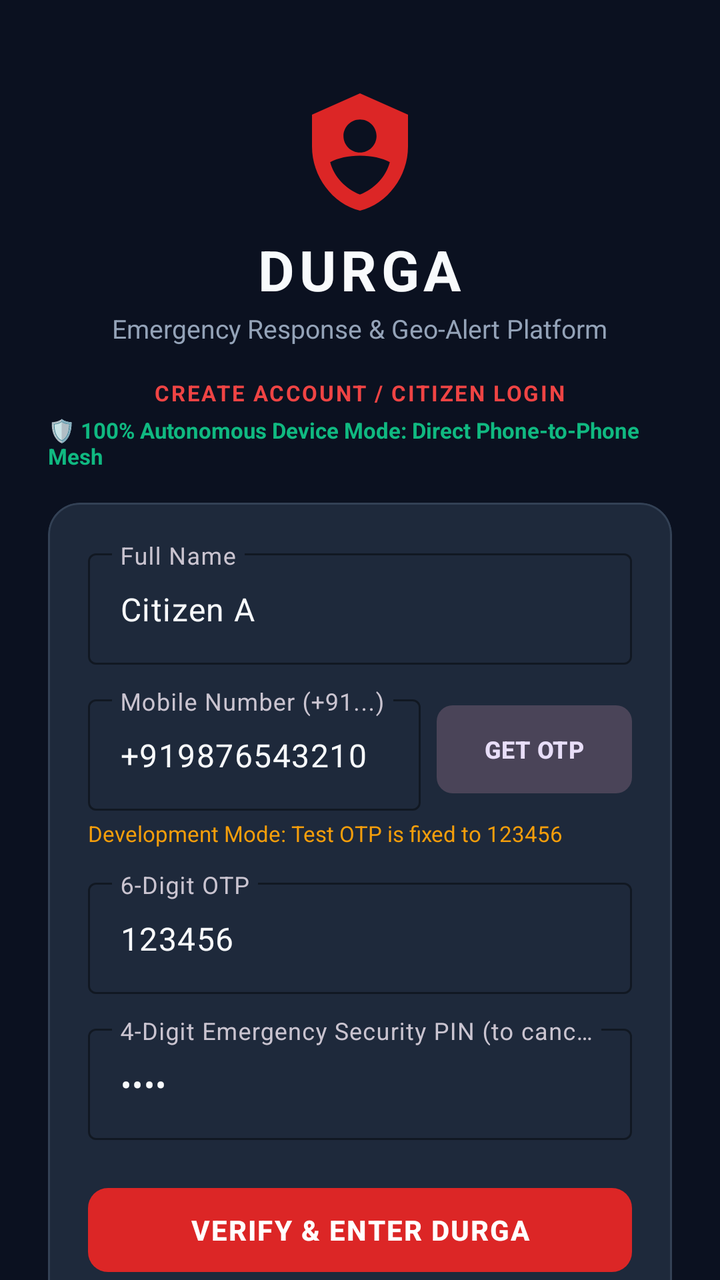
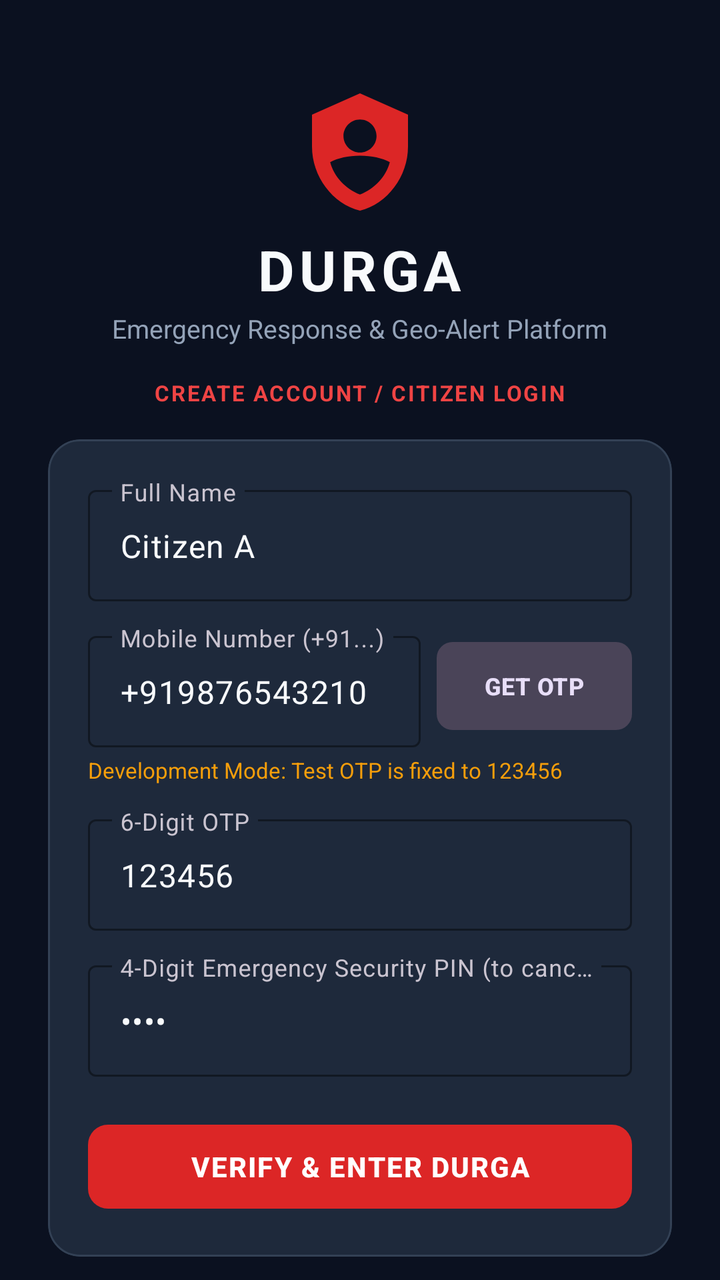

Two renders of the same Android screen: before a commit and after it. Below are the layout's source before the change and the commit's diff.
<!-- AndroidManifest.xml: activity theme Theme.DURGA -->
<!-- res/layout/activity_login.xml -->
<?xml version="1.0" encoding="utf-8"?>
<androidx.coordinatorlayout.widget.CoordinatorLayout
    xmlns:android="http://schemas.android.com/apk/res/android"
    xmlns:app="http://schemas.android.com/apk/res-auto"
    xmlns:tools="http://schemas.android.com/tools"
    android:layout_width="match_parent"
    android:layout_height="match_parent"
    android:background="@color/durga_dark_bg">

    <androidx.core.widget.NestedScrollView
        android:layout_width="match_parent"
        android:layout_height="match_parent"
        android:fillViewport="true">

        <LinearLayout
            android:layout_width="match_parent"
            android:layout_height="wrap_content"
            android:orientation="vertical"
            android:padding="24dp"
            android:gravity="center_horizontal">

            
            <ImageView
                android:layout_width="64dp"
                android:layout_height="64dp"
                android:src="@drawable/ic_durga_shield"
                android:layout_marginTop="20dp"
                android:contentDescription="DURGA Logo" />

            <TextView
                android:layout_width="wrap_content"
                android:layout_height="wrap_content"
                android:text="DURGA"
                android:textColor="@color/text_primary"
                android:textSize="28sp"
                android:textStyle="bold"
                android:letterSpacing="0.08"
                android:layout_marginTop="8dp" />

            <TextView
                android:layout_width="wrap_content"
                android:layout_height="wrap_content"
                android:text="Emergency Response &amp; Geo-Alert Platform"
                android:textColor="@color/text_secondary"
                android:textSize="13sp"
                android:layout_marginTop="2dp" />

            <TextView
                android:layout_width="wrap_content"
                android:layout_height="wrap_content"
                android:text="CREATE ACCOUNT / CITIZEN LOGIN"
                android:textColor="@color/durga_red_bright"
                android:textSize="11sp"
                android:textStyle="bold"
                android:letterSpacing="0.08"
                android:layout_marginTop="16dp" />

            <TextView
                android:layout_width="wrap_content"
                android:layout_height="wrap_content"
                android:text="🛡️ 100% Autonomous Device Mode: Direct Phone-to-Phone Mesh"
                android:textColor="@color/durga_green_safe"
                android:textSize="11sp"
                android:textStyle="bold"
                android:layout_marginTop="4dp" />

            
            <com.google.android.material.card.MaterialCardView
                android:layout_width="match_parent"
                android:layout_height="wrap_content"
                android:layout_marginTop="16dp"
                app:cardCornerRadius="16dp"
                app:cardBackgroundColor="@color/durga_card_bg"
                app:strokeColor="@color/durga_card_border"
                app:strokeWidth="1dp">

                <LinearLayout
                    android:layout_width="match_parent"
                    android:layout_height="wrap_content"
                    android:orientation="vertical"
                    android:padding="20dp">

                    
                    <com.google.android.material.textfield.TextInputLayout
                        android:layout_width="match_parent"
                        android:layout_height="wrap_content"
                        android:hint="Full Name"
                        app:boxStrokeColor="@color/durga_blue_accent">

                        <com.google.android.material.textfield.TextInputEditText
                            android:id="@+id/etName"
                            android:layout_width="match_parent"
                            android:layout_height="wrap_content"
                            android:text="Citizen A"
                            android:inputType="textPersonName"
                            android:textColor="@color/text_primary" />
                    </com.google.android.material.textfield.TextInputLayout>

                    
                    <LinearLayout
                        android:layout_width="match_parent"
                        android:layout_height="wrap_content"
                        android:orientation="horizontal"
                        android:layout_marginTop="12dp"
                        android:gravity="center_vertical">

                        <com.google.android.material.textfield.TextInputLayout
                            android:layout_width="0dp"
                            android:layout_height="wrap_content"
                            android:layout_weight="1"
                            android:hint="Mobile Number (+91...)"
                            app:boxStrokeColor="@color/durga_blue_accent">

                            <com.google.android.material.textfield.TextInputEditText
                                android:id="@+id/etPhone"
                                android:layout_width="match_parent"
                                android:layout_height="wrap_content"
                                android:text="+919876543210"
                                android:inputType="phone"
                                android:textColor="@color/text_primary" />
                        </com.google.android.material.textfield.TextInputLayout>

                        <com.google.android.material.button.MaterialButton
                            android:id="@+id/btnRequestOtp"
                            style="@style/Widget.Material3.Button.TonalButton"
                            android:layout_width="wrap_content"
                            android:layout_height="52dp"
                            android:layout_marginStart="8dp"
                            android:text="GET OTP"
                            android:textStyle="bold"
                            android:textSize="12sp"
                            app:cornerRadius="8dp" />
                    </LinearLayout>

                    <TextView
                        android:id="@+id/tvOtpHint"
                        android:layout_width="match_parent"
                        android:layout_height="wrap_content"
                        android:text="Development Mode: Test OTP is fixed to 123456"
                        android:textColor="@color/durga_amber_warning"
                        android:textSize="11sp"
                        android:layout_marginTop="4dp" />

                    
                    <com.google.android.material.textfield.TextInputLayout
                        android:layout_width="match_parent"
                        android:layout_height="wrap_content"
                        android:layout_marginTop="12dp"
                        android:hint="6-Digit OTP"
                        app:boxStrokeColor="@color/durga_blue_accent">

                        <com.google.android.material.textfield.TextInputEditText
                            android:id="@+id/etOtp"
                            android:layout_width="match_parent"
                            android:layout_height="wrap_content"
                            android:text="123456"
                            android:inputType="number"
                            android:maxLength="6"
                            android:textColor="@color/text_primary" />
                    </com.google.android.material.textfield.TextInputLayout>

                    
                    <com.google.android.material.textfield.TextInputLayout
                        android:layout_width="match_parent"
                        android:layout_height="wrap_content"
                        android:layout_marginTop="12dp"
                        android:hint="4-Digit Emergency Security PIN (to cancel alarms)"
                        app:boxStrokeColor="@color/durga_blue_accent">

                        <com.google.android.material.textfield.TextInputEditText
                            android:id="@+id/etPin"
                            android:layout_width="match_parent"
                            android:layout_height="wrap_content"
                            android:text="1234"
                            android:inputType="numberPassword"
                            android:maxLength="4"
                            android:textColor="@color/text_primary" />
                    </com.google.android.material.textfield.TextInputLayout>

                    
                    <com.google.android.material.button.MaterialButton
                        android:id="@+id/btnVerifyAndLogin"
                        android:layout_width="match_parent"
                        android:layout_height="50dp"
                        android:layout_marginTop="20dp"
                        android:text="VERIFY &amp; ENTER DURGA"
                        android:textColor="@color/white"
                        android:textStyle="bold"
                        android:letterSpacing="0.05"
                        app:backgroundTint="@color/durga_red_primary"
                        app:cornerRadius="10dp" />
                </LinearLayout>
            </com.google.android.material.card.MaterialCardView>

            
            <com.google.android.material.card.MaterialCardView
                android:layout_width="match_parent"
                android:layout_height="wrap_content"
                android:layout_marginTop="14dp"
                android:layout_marginBottom="24dp"
                app:cardCornerRadius="14dp"
                app:cardBackgroundColor="@color/durga_surface_dark"
                app:strokeColor="@color/durga_card_border"
                app:strokeWidth="1dp">

                <LinearLayout
                    android:layout_width="match_parent"
                    android:layout_height="wrap_content"
                    android:orientation="vertical"
                    android:padding="16dp">

                    <TextView
                        android:layout_width="wrap_content"
                        android:layout_height="wrap_content"
                        android:text="OPTIONAL: LAPTOP RESPONDER PORTAL SYNC"
                        android:textColor="@color/durga_blue_accent"
                        android:textSize="11sp"
                        android:textStyle="bold"
                        android:letterSpacing="0.05" />

                    <TextView
                        android:layout_width="wrap_content"
                        android:layout_height="wrap_content"
                        android:text="The app works 100% standalone via Direct Mesh. This is only needed to test the laptop web map:"
                        android:textColor="@color/text_secondary"
                        android:textSize="11sp"
                        android:layout_marginTop="2dp" />

                    <com.google.android.material.textfield.TextInputLayout
                        android:layout_width="match_parent"
                        android:layout_height="wrap_content"
                        android:layout_marginTop="10dp"
                        android:hint="Laptop Backend API URL (Optional)"
                        app:boxStrokeColor="@color/durga_blue_accent">

                        <com.google.android.material.textfield.TextInputEditText
                            android:id="@+id/etServerUrl"
                            android:layout_width="match_parent"
                            android:layout_height="wrap_content"
                            android:text="http://10.203.117.118:3000/api/v1"
                            android:inputType="textUri"
                            android:textColor="@color/text_primary"
                            android:textSize="13sp" />
                    </com.google.android.material.textfield.TextInputLayout>

                    <LinearLayout
                        android:layout_width="match_parent"
                        android:layout_height="wrap_content"
                        android:orientation="horizontal"
                        android:layout_marginTop="10dp"
                        android:gravity="center_vertical">

                        <com.google.android.material.button.MaterialButton
                            android:id="@+id/btnTestServer"
                            style="@style/Widget.Material3.Button.OutlinedButton"
                            android:layout_width="wrap_content"
                            android:layout_height="40dp"
                            android:text="TEST CONNECTION"
                            android:textSize="11sp"
                            android:textStyle="bold"
                            android:textColor="@color/durga_blue_accent"
                            app:strokeColor="@color/durga_blue_accent"
                            app:cornerRadius="8dp" />

                        <TextView
                            android:id="@+id/tvServerStatus"
                            android:layout_width="0dp"
                            android:layout_height="wrap_content"
                            android:layout_weight="1"
                            android:layout_marginStart="10dp"
                            android:text="Standalone Mode (Server Optional)"
                            android:textColor="@color/durga_green_safe"
                            android:textSize="11sp"
                            android:textStyle="bold" />
                    </LinearLayout>
                </LinearLayout>
            </com.google.android.material.card.MaterialCardView>

        </LinearLayout>
    </androidx.core.widget.NestedScrollView>
</androidx.coordinatorlayout.widget.CoordinatorLayout>
<!-- resources referenced by this layout -->
<resources>
  <color name="durga_amber_warning">#F59E0B</color>
  <color name="durga_blue_accent">#38BDF8</color>
  <color name="durga_card_bg">#1E293B</color>
  <color name="durga_card_border">#334155</color>
  <color name="durga_dark_bg">#0B1120</color>
  <color name="durga_green_safe">#10B981</color>
  <color name="durga_red_bright">#EF4444</color>
  <color name="durga_red_primary">#DC2626</color>
  <color name="durga_surface_dark">#131D31</color>
  <color name="text_primary">#F8FAFC</color>
  <color name="text_secondary">#94A3B8</color>
  <color name="white">#FFFFFFFF</color>
  <!-- drawable ic_durga_shield (drawable) -->
  <vector xmlns:android="http://schemas.android.com/apk/res/android"
      android:width="48dp"
      android:height="48dp"
      android:viewportWidth="24"
      android:viewportHeight="24">
      <path
          android:fillColor="#DC2626"
          android:pathData="M12,1L3,5v6c0,5.55 3.84,10.74 9,12c5.16,-1.26 9,-6.45 9,-12V5L12,1zm0,4.9c1.71,0 3.1,1.39 3.1,3.1c0,1.71 -1.39,3.1 -3.1,3.1s-3.1,-1.39 -3.1,-3.1c0,-1.71 1.39,-3.1 3.1,-3.1zm0,14.07c-2.61,-1.02 -4.84,-3.24 -5.59,-6.07c1.47,-0.75 3.39,-1.2 5.59,-1.2s4.12,0.45 5.59,1.2c-0.75,2.83 -2.98,5.05 -5.59,6.07z"/>
  </vector>
  <style name="Theme.DURGA" parent="Theme.Material3.Dark.NoActionBar">
          <item name="android:statusBarColor">@color/durga_dark_bg</item>
          <item name="android:navigationBarColor">@color/durga_dark_bg</item>
          <item name="android:windowBackground">@color/durga_dark_bg</item>
          <item name="colorPrimary">@color/durga_red_primary</item>
          <item name="colorSecondary">@color/durga_blue_accent</item>
          <item name="colorSurface">@color/durga_surface_dark</item>
          <item name="colorOnSurface">@color/text_primary</item>
      </style>
</resources>

<!-- the commit's change to res/layout/activity_login.xml (unified diff, before → after) -->
@@ -54,15 +54,6 @@
                 android:textStyle="bold"
                 android:letterSpacing="0.08"
                 android:layout_marginTop="16dp" />
-
-            <TextView
-                android:layout_width="wrap_content"
-                android:layout_height="wrap_content"
-                android:text="🛡️ 100% Autonomous Device Mode: Direct Phone-to-Phone Mesh"
-                android:textColor="@color/durga_green_safe"
-                android:textSize="11sp"
-                android:textStyle="bold"
-                android:layout_marginTop="4dp" />
 
             
             <com.google.android.material.card.MaterialCardView
@@ -212,7 +203,7 @@
                     <TextView
                         android:layout_width="wrap_content"
                         android:layout_height="wrap_content"
-                        android:text="OPTIONAL: LAPTOP RESPONDER PORTAL SYNC"
+                        android:text="CENTRAL BACKEND API SERVER"
                         android:textColor="@color/durga_blue_accent"
                         android:textSize="11sp"
                         android:textStyle="bold"
@@ -221,7 +212,7 @@
                     <TextView
                         android:layout_width="wrap_content"
                         android:layout_height="wrap_content"
-                        android:text="The app works 100% standalone via Direct Mesh. This is only needed to test the laptop web map:"
+                        android:text="Central cloud endpoint for 1.0 km proximity dispatch and identity verification:"
                         android:textColor="@color/text_secondary"
                         android:textSize="11sp"
                         android:layout_marginTop="2dp" />
@@ -230,14 +221,13 @@
                         android:layout_width="match_parent"
                         android:layout_height="wrap_content"
                         android:layout_marginTop="10dp"
-                        android:hint="Laptop Backend API URL (Optional)"
+                        android:hint="Central Cloud API URL (4G/5G/Internet)"
                         app:boxStrokeColor="@color/durga_blue_accent">
 
                         <com.google.android.material.textfield.TextInputEditText
                             android:id="@+id/etServerUrl"
                             android:layout_width="match_parent"
                             android:layout_height="wrap_content"
-                            android:text="http://10.203.117.118:3000/api/v1"
                             android:inputType="textUri"
                             android:textColor="@color/text_primary"
                             android:textSize="13sp" />
